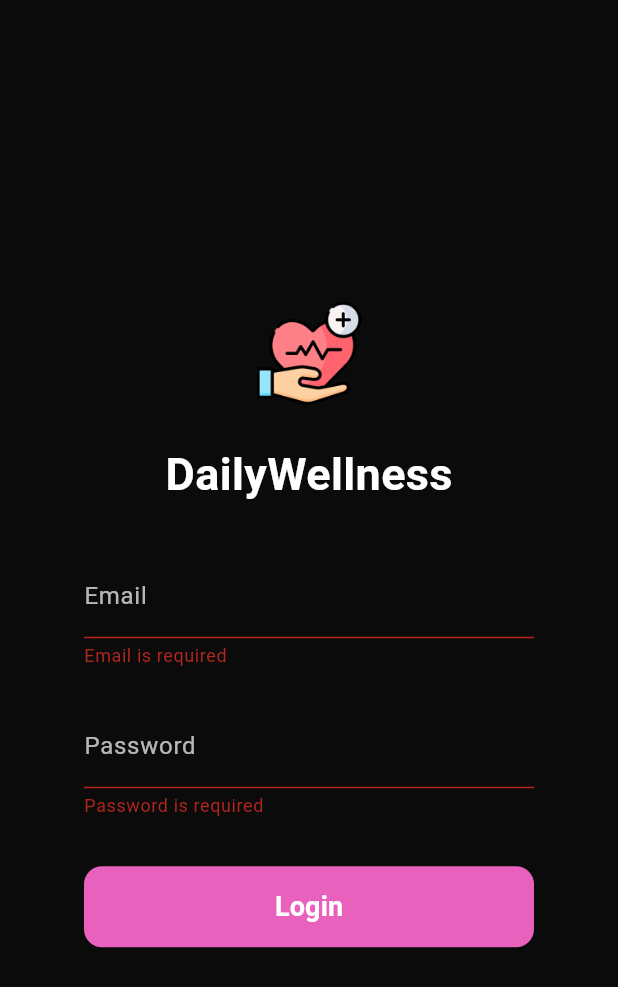
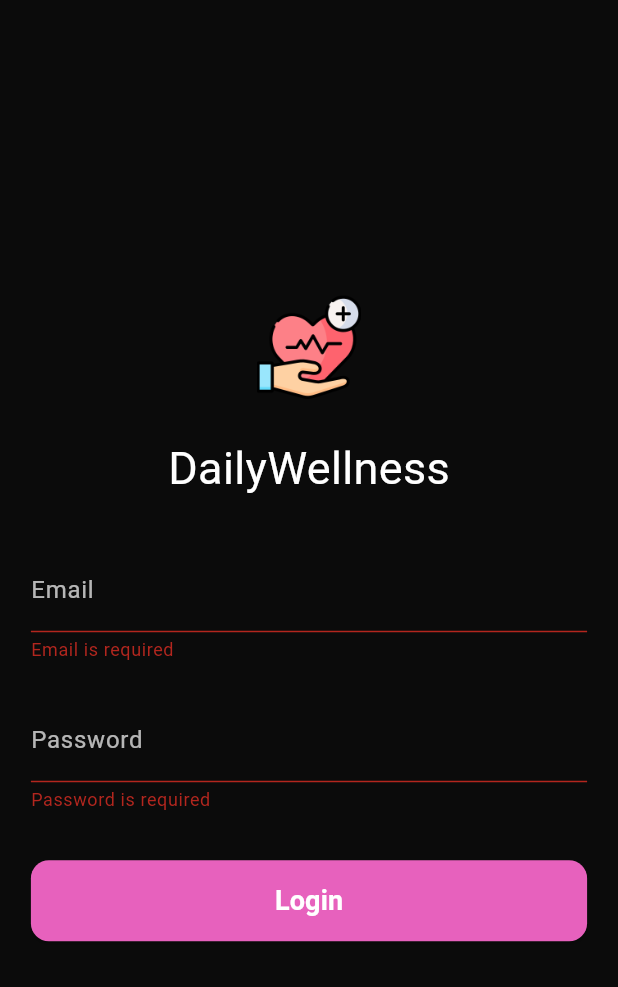
Before and after one commit to poojalandejosh/daily_wellness, a Flutter app: the screen it shows after launch, after a tap on "Login", on a phone screen of 412 x 824 dp. Shown: the top 987 px of the screen. Run offline on Flutter 3.47's test engine with Material 3 defaults, Android fonts, the phone set to English and light mode, and no system bars; network calls fail; Roboto replaces fonts that are missing (Pacifico).

Commit message:
Fixed ui for portrait and landscape mode

```diff
--- a/lib/screens/login_screen.dart
+++ b/lib/screens/login_screen.dart
@@ -28,65 +28,49 @@ class _LoginScreenState extends State<Login> {
       Navigator.pushNamed(context, '/dashboard');
     }
   }
+
   @override
   Widget build(BuildContext context) {
-    final screenHeight = MediaQuery.of(context).size.height;
+    final size = MediaQuery.of(context).size;
+    final isLandscape = size.width > size.height;
 
     return Scaffold(
       backgroundColor: const Color.fromARGB(255, 11, 11, 11),
       body: Center(
         child: SingleChildScrollView(
-          child: Padding(
           padding: const EdgeInsets.all(16),
-            child: Form(
+          child: LayoutBuilder(
+            builder: (context, constraints) {
+              final contentWidth = isLandscape
+                  ? size.width * 0.6
+                  : size.width * 0.9;
+
+              return Form(
                 key: _formKey,
                 child: Column(
                   mainAxisSize: MainAxisSize.min,
-                mainAxisAlignment: MainAxisAlignment.center,
                   children: [
-                  // Logo
-                  Padding(
-                    padding: const EdgeInsets.only(top: 8),
-                    child: Image.asset(
+                    Image.asset(
                       'assets/images/health.png',
                       height: 70,
                       width: 70,
                       fit: BoxFit.contain,
-                      errorBuilder: (context, error, stackTrace) {
-                        return Column(
-                          children: const [
-                            Icon(Icons.error, color: Colors.red),
-                            Text(
-                              "Image not found",
-                              style: TextStyle(color: Colors.red),
                     ),
-                          ],
-                        );
-                      },
-                    ),
-                  ),
-
                     const SizedBox(height: 24),
-
-                  // Title
                     const Text(
                       "DailyWellness",
                       style: TextStyle(
                         color: Colors.white,
                         fontSize: 30,
-                      fontWeight: FontWeight.bold,
                         fontFamily: 'Pacifico',
                       ),
                     ),
-
                     const SizedBox(height: 32),
-
-                  // Email Field
                     SizedBox(
-                    width: 300,
+                      width: contentWidth,
                       child: TextFormField(
                         controller: emailCtrl,
-                      style: const TextStyle(color: Colors.white), // 👈 input text color
+                        style: const TextStyle(color: Colors.white),
                         decoration: InputDecoration(
                           labelText: email,
                           labelStyle: const TextStyle(color: Colors.white70),
@@ -98,27 +82,21 @@ class _LoginScreenState extends State<Login> {
                           ),
                         ),
                         validator: (value) {
-                        if (value == null || value.isEmpty) {
+                          if (value == null || value.isEmpty)
                             return emailRequired;
-                        }
-                        final emailRegex = RegExp(r'^[^@]+@[^@]+\.[^@]+');
-                        if (!emailRegex.hasMatch(value)) {
+                          if (!RegExp(r'^[^@]+@[^@]+\.[^@]+').hasMatch(value))
                             return emailValidation;
-                        }
                           return null;
                         },
                       ),
                     ),
-
                     const SizedBox(height: 24),
-
-                  // Password Field
                     SizedBox(
-                    width: 300,
+                      width: contentWidth,
                       child: TextFormField(
                         controller: passwordCtrl,
                         obscureText: true,
-                      style: const TextStyle(color: Colors.white), // 👈 input text color
+                        style: const TextStyle(color: Colors.white),
                         decoration: InputDecoration(
                           labelText: password,
                           labelStyle: const TextStyle(color: Colors.white70),
@@ -129,21 +107,23 @@ class _LoginScreenState extends State<Login> {
                             borderSide: BorderSide(color: Colors.pinkAccent),
                           ),
                         ),
-                      validator: (value) =>
-                          value == null || value.isEmpty ? passwordRequired : null,
+                        validator: (value) => value == null || value.isEmpty
+                            ? passwordRequired
+                            : null,
                       ),
                     ),
-
                     const SizedBox(height: 32),
-
-                  // Login Button
                     SizedBox(
-                    width: 300,
+                      width: contentWidth,
                       child: ElevatedButton(
                         onPressed: _login,
                         style: ElevatedButton.styleFrom(
-                        backgroundColor:
-                            const Color.fromARGB(255, 231, 97, 189),
+                          backgroundColor: const Color.fromARGB(
+                            255,
+                            231,
+                            97,
+                            189,
+                          ),
                           foregroundColor: Colors.white,
                           padding: const EdgeInsets.symmetric(
                             vertical: 14,
@@ -165,7 +145,8 @@ class _LoginScreenState extends State<Login> {
                     ),
                   ],
                 ),
-            ),
+              );
+            },
           ),
         ),
       ),
```
Also changed, not shown: lib/core/widgets/add_activity_screen.dart (+19 -9 lines), lib/screens/dashboard_screen.dart (+69 -33 lines). Lines whose indentation alone changed are shown as unchanged.
